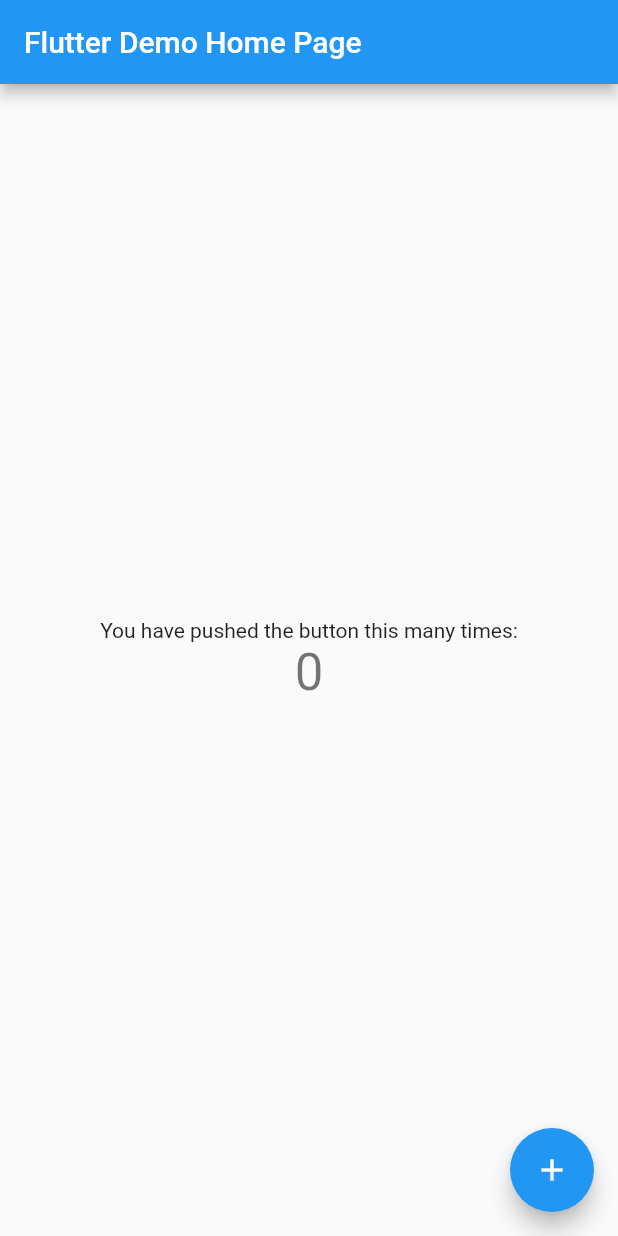
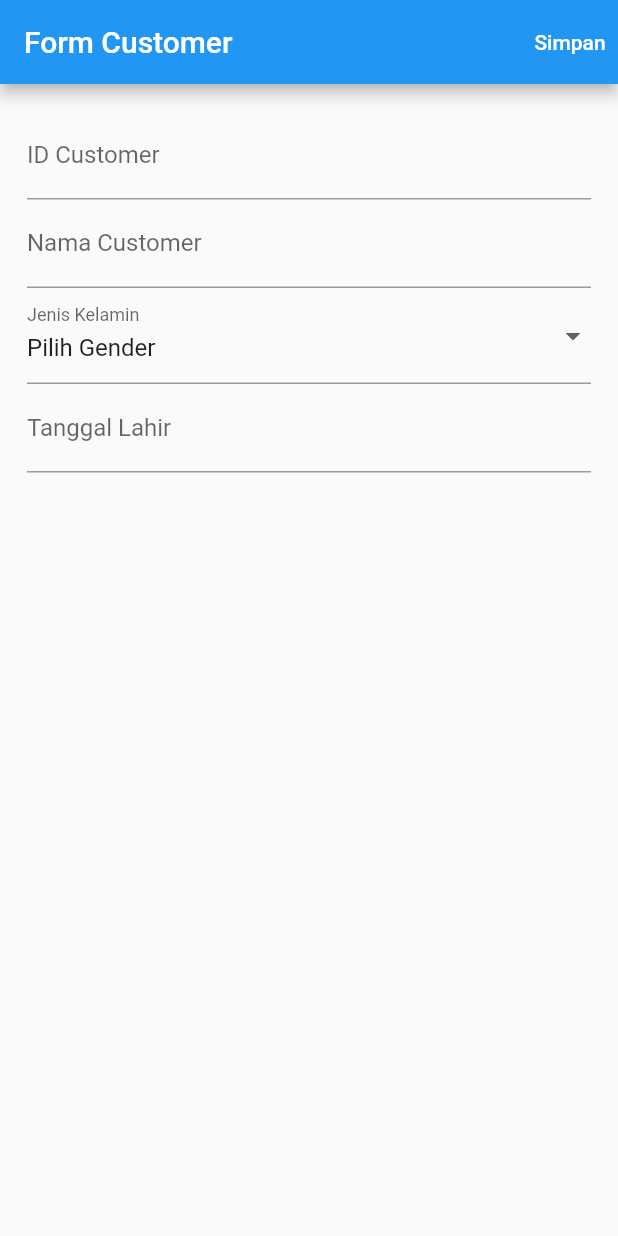
Before and after one commit to mtajudin98/crud_flutter, a Flutter app: the screen it shows after launch, on a phone screen of 412 x 824 dp. Run offline on Flutter 3.47's test engine with Material 2 defaults, Android fonts, the phone set to English and light mode, and no system bars; our stand-ins replace sqflite; accounts and stored records are empty.

Commit message:
penambahan form customer dan database sqflite

```diff
--- a/lib/main.dart
+++ b/lib/main.dart
@@ -1,115 +1,6 @@
 import 'package:flutter/material.dart';
+import 'package:crud_flutter/pages/customer/customer_form.dart';
 
 void main() {
-  runApp(const MyApp());
+  runApp(const MaterialApp(title: 'Database Customer', home: CustomerForm()));
 }
-
-class MyApp extends StatelessWidget {
-  const MyApp({super.key});
-
-  // This widget is the root of your application.
-  @override
-  Widget build(BuildContext context) {
-    return MaterialApp(
-      title: 'Flutter Demo',
-      theme: ThemeData(
-        // This is the theme of your application.
-        //
-        // Try running your application with "flutter run". You'll see the
-        // application has a blue toolbar. Then, without quitting the app, try
-        // changing the primarySwatch below to Colors.green and then invoke
-        // "hot reload" (press "r" in the console where you ran "flutter run",
-        // or simply save your changes to "hot reload" in a Flutter IDE).
-        // Notice that the counter didn't reset back to zero; the application
-        // is not restarted.
-        primarySwatch: Colors.blue,
-      ),
-      home: const MyHomePage(title: 'Flutter Demo Home Page'),
-    );
-  }
-}
-
-class MyHomePage extends StatefulWidget {
-  const MyHomePage({super.key, required this.title});
-
-  // This widget is the home page of your application. It is stateful, meaning
-  // that it has a State object (defined below) that contains fields that affect
-  // how it looks.
-
-  // This class is the configuration for the state. It holds the values (in this
-  // case the title) provided by the parent (in this case the App widget) and
-  // used by the build method of the State. Fields in a Widget subclass are
-  // always marked "final".
-
-  final String title;
-
-  @override
-  State<MyHomePage> createState() => _MyHomePageState();
-}
-
-class _MyHomePageState extends State<MyHomePage> {
-  int _counter = 0;
-
-  void _incrementCounter() {
-    setState(() {
-      // This call to setState tells the Flutter framework that something has
-      // changed in this State, which causes it to rerun the build method below
-      // so that the display can reflect the updated values. If we changed
-      // _counter without calling setState(), then the build method would not be
-      // called again, and so nothing would appear to happen.
-      _counter++;
-    });
-  }
-
-  @override
-  Widget build(BuildContext context) {
-    // This method is rerun every time setState is called, for instance as done
-    // by the _incrementCounter method above.
-    //
-    // The Flutter framework has been optimized to make rerunning build methods
-    // fast, so that you can just rebuild anything that needs updating rather
-    // than having to individually change instances of widgets.
-    return Scaffold(
-      appBar: AppBar(
-        // Here we take the value from the MyHomePage object that was created by
-        // the App.build method, and use it to set our appbar title.
-        title: Text(widget.title),
-      ),
-      body: Center(
-        // Center is a layout widget. It takes a single child and positions it
-        // in the middle of the parent.
-        child: Column(
-          // Column is also a layout widget. It takes a list of children and
-          // arranges them vertically. By default, it sizes itself to fit its
-          // children horizontally, and tries to be as tall as its parent.
-          //
-          // Invoke "debug painting" (press "p" in the console, choose the
-          // "Toggle Debug Paint" action from the Flutter Inspector in Android
-          // Studio, or the "Toggle Debug Paint" command in Visual Studio Code)
-          // to see the wireframe for each widget.
-          //
-          // Column has various properties to control how it sizes itself and
-          // how it positions its children. Here we use mainAxisAlignment to
-          // center the children vertically; the main axis here is the vertical
-          // axis because Columns are vertical (the cross axis would be
-          // horizontal).
-          mainAxisAlignment: MainAxisAlignment.center,
-          children: <Widget>[
-            const Text(
-              'You have pushed the button this many times:',
-            ),
-            Text(
-              '$_counter',
-              style: Theme.of(context).textTheme.headline4,
-            ),
-          ],
-        ),
-      ),
-      floatingActionButton: FloatingActionButton(
-        onPressed: _incrementCounter,
-        tooltip: 'Increment',
-        child: const Icon(Icons.add),
-      ), // This trailing comma makes auto-formatting nicer for build methods.
-    );
-  }
-}
--- /dev/null
+++ b/lib/pages/customer/customer_form.dart
@@ -0,0 +1,87 @@
+import 'package:flutter/material.dart';
+import 'package:intl/intl.dart';
+
+class CustomerForm extends StatefulWidget {
+  const CustomerForm({super.key});
+
+  @override
+  State<CustomerForm> createState() => _CustomerFormState();
+}
+
+class _CustomerFormState extends State<CustomerForm> {
+  late TextEditingController txtID, txtNama, txtTgllhr;
+  String gender = '', tgllhr = '';
+
+  _CustomerFormState() {
+    txtID = TextEditingController();
+    txtNama = TextEditingController();
+    txtTgllhr = TextEditingController();
+  }
+
+  Widget txtInputID() => TextFormField(
+      controller: txtID,
+      readOnly: true,
+      decoration: const InputDecoration(labelText: 'ID Customer'));
+  Widget txtInputNama() => TextFormField(
+      controller: txtNama,
+      decoration: const InputDecoration(labelText: 'Nama Customer'));
+  Widget dropDownGender() => DropdownButtonFormField(
+        decoration: const InputDecoration(labelText: 'Jenis Kelamin'),
+        isExpanded: true,
+        value: gender,
+        onChanged: (g) {
+          gender = '$g';
+        },
+        items: const [
+          DropdownMenuItem(value: '', child: Text('Pilih Gender')),
+          DropdownMenuItem(value: 'L', child: Text('Laki-laki')),
+          DropdownMenuItem(value: 'P', child: Text('Perempuan'))
+        ],
+      );
+  DateTime initTgllhr() {
+    try {
+      return DateFormat('yyyy-mm-dd').parse(txtTgllhr.value.text);
+    } catch (e) {
+      return DateTime.now();
+    }
+  }
+
+  Widget txtInputTgllhr() => TextFormField(
+        readOnly: true,
+        decoration: const InputDecoration(labelText: 'Tanggal Lahir'),
+        controller: txtTgllhr,
+        onTap: () async {
+          final tgl = await showDatePicker(
+              context: context,
+              initialDate: initTgllhr(),
+              firstDate: DateTime(1900),
+              lastDate: DateTime.now());
+          if (tgl != null) {
+            txtTgllhr.text = DateFormat('yyyy-mm-dd').format(tgl);
+          }
+        },
+      );
+
+  Widget aksiSimpan() => TextButton(
+        onPressed: () {},
+        child: Text('Simpan', style: TextStyle(color: Colors.white)),
+      );
+  @override
+  Widget build(BuildContext context) {
+    return Scaffold(
+      appBar: AppBar(
+        title: Text('Form Customer'),
+        actions: [aksiSimpan()],
+      ),
+      body: Padding(
+        padding: const EdgeInsets.all(18.0),
+        child: Column(children: [
+          txtInputID(),
+          txtInputNama(),
+          dropDownGender(),
+          txtInputTgllhr()
+        ]),
+      ),
+    );
+  }
+}
--- a/pubspec.yaml
+++ b/pubspec.yaml
@@ -31,7 +31,9 @@ environment:
 dependencies:
   flutter:
     sdk: flutter
-
+  sqflite: ^2.2.4+1
+  intl: ^0.18.0
+  pull_to_refresh: ^2.0.0
 
   # The following adds the Cupertino Icons font to your application.
   # Use with the CupertinoIcons class for iOS style icons.
```
Also changed, not shown: lib/helper/dbhelper.dart (added, +24 -0 lines), lib/pages/customer/customer_list.dart (added), pubspec.lock, 2 other files.
